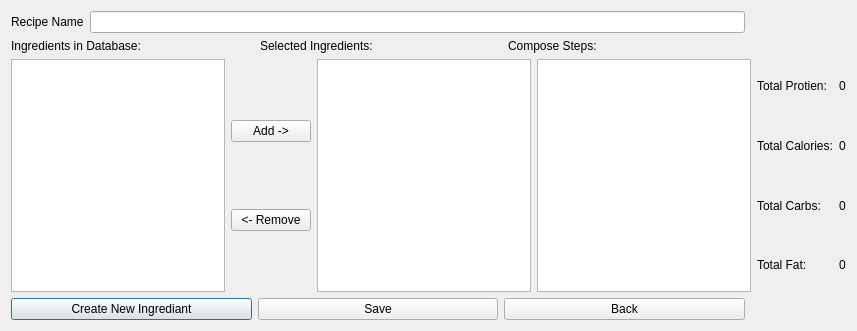
First picture: the form in mealplanner/createrecipewindow.ui, repository escobaros-dos/mealplanner, before the edit.
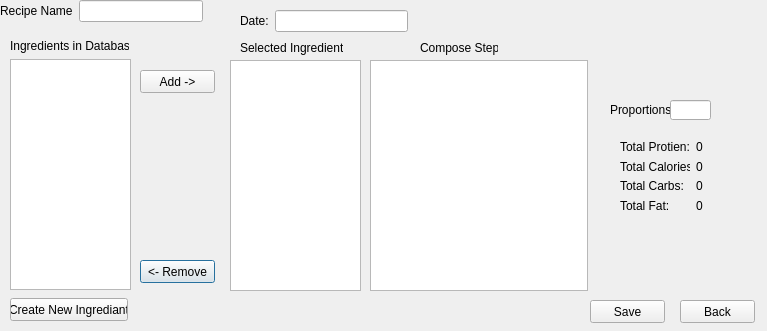
Second picture: the form after the edit.

Commit message:
removed the meal plan class removed the create meal window removed the create meal plan button changed the main window to create recipe button instead of create meal re-hooked up all the button properly changed the recipe window to have a date text field and a proportions text field merged the meal class and the recipe class into one. added some psudo code and comments on recipe
Still does not compile, a few for each errors.  It crashes when compiling, but that problem is on my end only I think.

Patch:
```diff
--- a/mealplanner/createrecipewindow.ui
+++ b/mealplanner/createrecipewindow.ui
@@ -6,41 +6,22 @@
    <rect>
     <x>0</x>
     <y>0</y>
-
-    <width>857</width>
+    <width>767</width>
     <height>331</height>
    </rect>
   </property>
   <property name="windowTitle">
    <string>Dialog</string>
   </property>
-  <layout class="QGridLayout" name="gridLayout_2">
-   <item row="3" column="0">
-    <layout class="QHBoxLayout" name="horizontalLayout_4">
-     <item>
-      <widget class="QPushButton" name="CreateIngridientButton">
-       <property name="text">
-        <string>Create New Ingrediant</string>
-       </property>
-      </widget>
-     </item>
-     <item>
-      <widget class="QPushButton" name="RecipeSaveToDbButton">
-       <property name="text">
-        <string>Save</string>
-       </property>
-      </widget>
-     </item>
-     <item>
-      <widget class="QPushButton" name="RecipeBackButton">
-       <property name="text">
-        <string>Back</string>
-       </property>
-      </widget>
-     </item>
-    </layout>
-   </item>
-   <item row="2" column="2" colspan="2">
+  <widget class="QWidget" name="layoutWidget">
+   <property name="geometry">
+    <rect>
+     <x>620</x>
+     <y>140</y>
+     <width>83</width>
+     <height>72</height>
+    </rect>
+   </property>
     <layout class="QGridLayout" name="gridLayout">
      <item row="2" column="0">
       <widget class="QLabel" name="CarbsLabel">
@@ -99,64 +80,16 @@
       </widget>
      </item>
     </layout>
-   </item>
-   <item row="1" column="0" colspan="2">
-    <layout class="QHBoxLayout" name="horizontalLayout">
-     <item>
-      <widget class="QLabel" name="label_2">
-       <property name="text">
-        <string>Ingredients in Database:</string>
-       </property>
-      </widget>
-     </item>
-     <item>
-      <widget class="QLabel" name="label_3">
-       <property name="text">
-        <string>Selected Ingredients:</string>
-       </property>
-      </widget>
-     </item>
-     <item>
-      <widget class="QLabel" name="label_4">
-       <property name="text">
-        <string>Compose Steps:</string>
-       </property>
-      </widget>
-     </item>
-    </layout>
-   </item>
-   <item row="2" column="0" colspan="2">
-    <layout class="QHBoxLayout" name="horizontalLayout_2">
-     <item>
-      <widget class="QListWidget" name="listWidget"/>
-     </item>
-     <item>
-      <layout class="QVBoxLayout" name="verticalLayout">
-       <item>
-        <widget class="QPushButton" name="AddFromDatabase">
-         <property name="text">
-          <string>Add -&gt;</string>
-         </property>
-        </widget>
-       </item>
-       <item>
-        <widget class="QPushButton" name="RemoveFromSelected">
-         <property name="text">
-          <string>&lt;- Remove</string>
-         </property>
-        </widget>
-       </item>
-      </layout>
-     </item>
-     <item>
-      <widget class="QListWidget" name="listWidget_2"/>
-     </item>
-     <item>
-      <widget class="QPlainTextEdit" name="StepsEdit"/>
-     </item>
-    </layout>
-   </item>
-   <item row="0" column="0">
+  </widget>
+  <widget class="QWidget" name="layoutWidget">
+   <property name="geometry">
+    <rect>
+     <x>0</x>
+     <y>0</y>
+     <width>203</width>
+     <height>22</height>
+    </rect>
+   </property>
     <layout class="QHBoxLayout" name="horizontalLayout_3">
      <item>
       <widget class="QLabel" name="label">
@@ -169,15 +102,186 @@
       <widget class="QLineEdit" name="RecipeNameEdit"/>
      </item>
     </layout>
-   </item>
-  </layout>
-  <zorder>layoutWidget</zorder>
-  <zorder>FatLabel</zorder>
-  <zorder>horizontalLayoutWidget</zorder>
-  <zorder>horizontalLayoutWidget_2</zorder>
-  <zorder>listWidget_2</zorder>
-  <zorder>verticalLayoutWidget_2</zorder>
-  <zorder>verticalLayoutWidget_3</zorder>
+  </widget>
+  <widget class="QPlainTextEdit" name="StepsEdit">
+   <property name="geometry">
+    <rect>
+     <x>370</x>
+     <y>60</y>
+     <width>218</width>
+     <height>231</height>
+    </rect>
+   </property>
+  </widget>
+  <widget class="QListWidget" name="listWidget_2">
+   <property name="geometry">
+    <rect>
+     <x>230</x>
+     <y>60</y>
+     <width>131</width>
+     <height>231</height>
+    </rect>
+   </property>
+  </widget>
+  <widget class="QListWidget" name="listWidget">
+   <property name="geometry">
+    <rect>
+     <x>10</x>
+     <y>59</y>
+     <width>121</width>
+     <height>231</height>
+    </rect>
+   </property>
+  </widget>
+  <widget class="QPushButton" name="RemoveFromSelected">
+   <property name="geometry">
+    <rect>
+     <x>140</x>
+     <y>260</y>
+     <width>75</width>
+     <height>23</height>
+    </rect>
+   </property>
+   <property name="text">
+    <string>&lt;- Remove</string>
+   </property>
+  </widget>
+  <widget class="QPushButton" name="AddFromDatabase">
+   <property name="geometry">
+    <rect>
+     <x>140</x>
+     <y>70</y>
+     <width>75</width>
+     <height>23</height>
+    </rect>
+   </property>
+   <property name="text">
+    <string>Add -&gt;</string>
+   </property>
+  </widget>
+  <widget class="QLabel" name="label_3">
+   <property name="geometry">
+    <rect>
+     <x>240</x>
+     <y>40</y>
+     <width>103</width>
+     <height>16</height>
+    </rect>
+   </property>
+   <property name="text">
+    <string>Selected Ingredients:</string>
+   </property>
+  </widget>
+  <widget class="QLabel" name="label_2">
+   <property name="geometry">
+    <rect>
+     <x>10</x>
+     <y>38</y>
+     <width>119</width>
+     <height>16</height>
+    </rect>
+   </property>
+   <property name="text">
+    <string>Ingredients in Database:</string>
+   </property>
+  </widget>
+  <widget class="QLabel" name="label_4">
+   <property name="geometry">
+    <rect>
+     <x>420</x>
+     <y>40</y>
+     <width>78</width>
+     <height>16</height>
+    </rect>
+   </property>
+   <property name="text">
+    <string>Compose Steps:</string>
+   </property>
+  </widget>
+  <widget class="QPushButton" name="CreateIngridientButton">
+   <property name="geometry">
+    <rect>
+     <x>10</x>
+     <y>298</y>
+     <width>118</width>
+     <height>23</height>
+    </rect>
+   </property>
+   <property name="text">
+    <string>Create New Ingrediant</string>
+   </property>
+  </widget>
+  <widget class="QPushButton" name="RecipeSaveToDbButton">
+   <property name="geometry">
+    <rect>
+     <x>590</x>
+     <y>300</y>
+     <width>75</width>
+     <height>23</height>
+    </rect>
+   </property>
+   <property name="text">
+    <string>Save</string>
+   </property>
+  </widget>
+  <widget class="QPushButton" name="RecipeBackButton">
+   <property name="geometry">
+    <rect>
+     <x>680</x>
+     <y>300</y>
+     <width>75</width>
+     <height>23</height>
+    </rect>
+   </property>
+   <property name="text">
+    <string>Back</string>
+   </property>
+  </widget>
+  <widget class="QWidget" name="layoutWidget">
+   <property name="geometry">
+    <rect>
+     <x>240</x>
+     <y>10</y>
+     <width>168</width>
+     <height>22</height>
+    </rect>
+   </property>
+   <layout class="QHBoxLayout" name="horizontalLayout">
+    <item>
+     <widget class="QLabel" name="label_5">
+      <property name="text">
+       <string>Date:</string>
+      </property>
+     </widget>
+    </item>
+    <item>
+     <widget class="QLineEdit" name="lineEdit"/>
+    </item>
+   </layout>
+  </widget>
+  <widget class="QLabel" name="label_6">
+   <property name="geometry">
+    <rect>
+     <x>610</x>
+     <y>100</y>
+     <width>71</width>
+     <height>20</height>
+    </rect>
+   </property>
+   <property name="text">
+    <string>Proportions</string>
+   </property>
+  </widget>
+  <widget class="QLineEdit" name="lineEdit_2">
+   <property name="geometry">
+    <rect>
+     <x>670</x>
+     <y>100</y>
+     <width>41</width>
+     <height>20</height>
+    </rect>
+   </property>
+  </widget>
  </widget>
  <resources/>
  <connections/>
```
Lines whose indentation alone changed are shown as unchanged. The commit also changes 11 other files.
